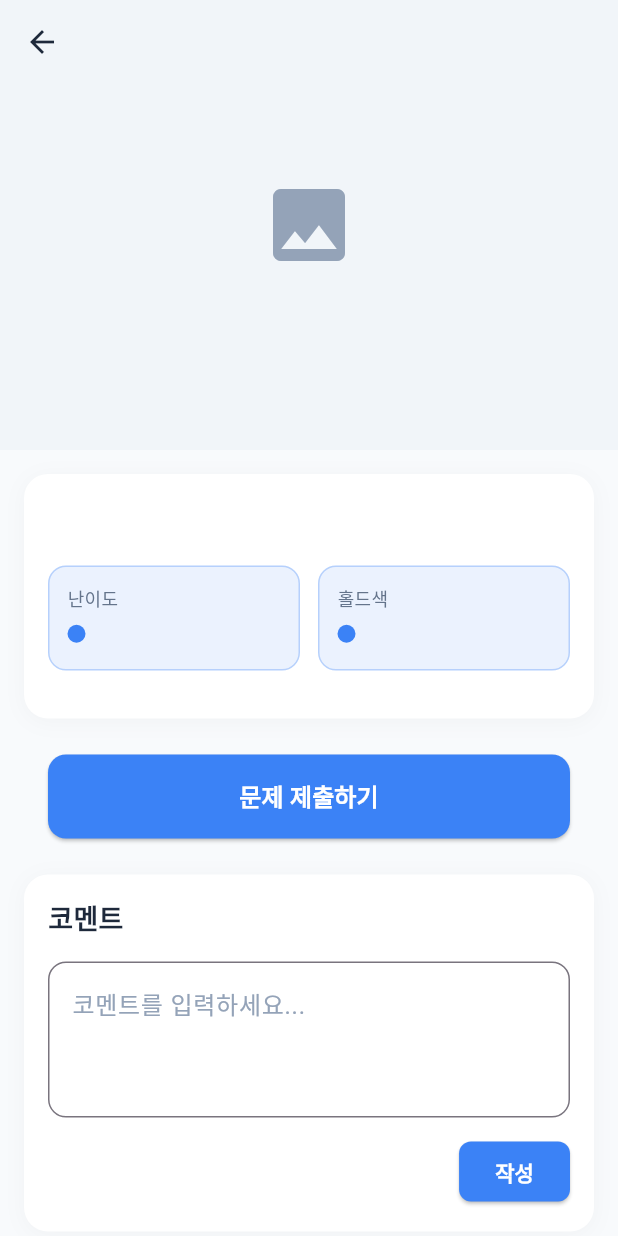
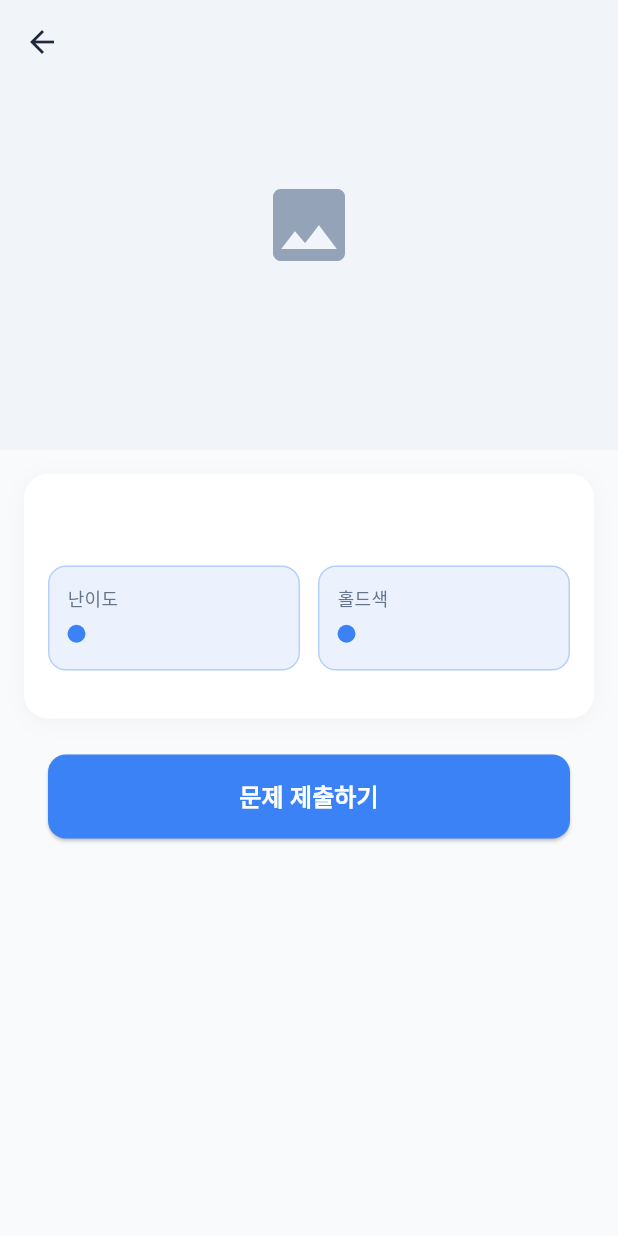
Before and after one commit to amsminn/ClimbX-FE, a Flutter app: the ProblemDetailPage screen opened directly with empty values, on a phone screen of 412 x 824 dp. Run offline on Flutter 3.47's test engine with Material 3 defaults, Android fonts, the phone set to English and light mode, and no system bars; our stand-ins replace dio, fl_chart, flutter_dotenv, flutter_hooks, flutter_image_compress, flutter_markdown and 9 more; missing offline and left inert: flutter_naver_map, fquery, kakao_flutter_sdk, light_compressor; accounts and stored records are empty.

Commit message:
[SWM-280] refact: comment out comment section in ProblemDetailPage

```diff
--- a/lib/src/screens/problem_detail_page.dart
+++ b/lib/src/screens/problem_detail_page.dart
@@ -21,7 +21,8 @@ class ProblemDetailPage extends StatefulWidget {
 }
 
 class _ProblemDetailPageState extends State<ProblemDetailPage> {
-  final TextEditingController _commentController = TextEditingController();
+  // 코멘트 기능 비활성화: 컨트롤러 주석 처리
+  // final TextEditingController _commentController = TextEditingController();
   String? _gymName; // 클라이밍장 이름 저장
 
   @override
@@ -32,7 +33,8 @@ class _ProblemDetailPageState extends State<ProblemDetailPage> {
 
   @override
   void dispose() {
-    _commentController.dispose();
+    // 코멘트 기능 비활성화
+    // _commentController.dispose();
     super.dispose();
   }
 
@@ -94,8 +96,8 @@ class _ProblemDetailPageState extends State<ProblemDetailPage> {
                   _buildSubmitButton(),
                   const SizedBox(height: 24),
 
-                  // 코멘트 섹션
-                  _buildCommentSection(),
+                  // 코멘트 섹션 (비활성화)
+                  // _buildCommentSection(),
                 ],
               ),
             ),
@@ -270,99 +272,79 @@ class _ProblemDetailPageState extends State<ProblemDetailPage> {
     );
   }
 
-  /// 코멘트 섹션 위젯
-  Widget _buildCommentSection() {
-    return Container(
-      padding: const EdgeInsets.all(16),
-      decoration: BoxDecoration(
-        color: AppColorSchemes.backgroundPrimary,
-        borderRadius: BorderRadius.circular(16),
-        boxShadow: AppColorSchemes.lightShadow,
-      ),
-      child: Column(
-        crossAxisAlignment: CrossAxisAlignment.start,
-        children: [
-          // 코멘트 제목
-          const Text(
-            '코멘트',
-            style: TextStyle(
-              fontSize: 18,
-              fontWeight: FontWeight.w600,
-              color: AppColorSchemes.textPrimary,
-            ),
-          ),
-          const SizedBox(height: 16),
+  // 코멘트 섹션 비활성화
+  // Widget _buildCommentSection() {
+  //   return Container(
+  //     padding: const EdgeInsets.all(16),
+  //     decoration: BoxDecoration(
+  //       color: AppColorSchemes.backgroundPrimary,
+  //       borderRadius: BorderRadius.circular(16),
+  //       boxShadow: AppColorSchemes.lightShadow,
+  //     ),
+  //     child: Column(
+  //       crossAxisAlignment: CrossAxisAlignment.start,
+  //       children: [
+  //         const Text('코멘트',
+  //           style: TextStyle(
+  //             fontSize: 18,
+  //             fontWeight: FontWeight.w600,
+  //             color: AppColorSchemes.textPrimary,
+  //           ),
+  //         ),
+  //         const SizedBox(height: 16),
+  //         TextField(
+  //           controller: _commentController,
+  //           maxLines: 3,
+  //           decoration: InputDecoration(
+  //             hintText: '코멘트를 입력하세요...',
+  //             hintStyle: const TextStyle(color: AppColorSchemes.textTertiary),
+  //             border: OutlineInputBorder(
+  //               borderRadius: BorderRadius.circular(12),
+  //               borderSide: const BorderSide(color: AppColorSchemes.borderPrimary),
+  //             ),
+  //             focusedBorder: OutlineInputBorder(
+  //               borderRadius: BorderRadius.circular(12),
+  //               borderSide: const BorderSide(color: AppColorSchemes.accentBlue),
+  //             ),
+  //           ),
+  //         ),
+  //         const SizedBox(height: 12),
+  //         Row(
+  //           mainAxisAlignment: MainAxisAlignment.end,
+  //           children: [
+  //             ElevatedButton(
+  //               onPressed: _submitComment,
+  //               style: ElevatedButton.styleFrom(
+  //                 backgroundColor: AppColorSchemes.accentBlue,
+  //                 shape: RoundedRectangleBorder(borderRadius: BorderRadius.circular(8)),
+  //               ),
+  //               child: const Text('작성',
+  //                 style: TextStyle(
+  //                   color: AppColorSchemes.backgroundPrimary,
+  //                   fontWeight: FontWeight.w600,
+  //                 ),
+  //               ),
+  //             ),
+  //           ],
+  //         ),
+  //       ],
+  //     ),
+  //   );
+  // }
 
-          // 코멘트 입력 필드
-          TextField(
-            controller: _commentController,
-            maxLines: 3,
-            decoration: InputDecoration(
-              hintText: '코멘트를 입력하세요...',
-              hintStyle: const TextStyle(
-                color: AppColorSchemes.textTertiary,
-              ),
-              border: OutlineInputBorder(
-                borderRadius: BorderRadius.circular(12),
-                borderSide: const BorderSide(
-                  color: AppColorSchemes.borderPrimary,
-                ),
-              ),
-              focusedBorder: OutlineInputBorder(
-                borderRadius: BorderRadius.circular(12),
-                borderSide: const BorderSide(
-                  color: AppColorSchemes.accentBlue,
-                ),
-              ),
-            ),
-          ),
-          const SizedBox(height: 12),
-
-          // 코멘트 작성 버튼
-          Row(
-            mainAxisAlignment: MainAxisAlignment.end,
-            children: [
-              ElevatedButton(
-                onPressed: () {
-                  // 코멘트 작성 로직
-                  _submitComment();
-                },
-                style: ElevatedButton.styleFrom(
-                  backgroundColor: AppColorSchemes.accentBlue,
-                  shape: RoundedRectangleBorder(
-                    borderRadius: BorderRadius.circular(8),
-                  ),
-                ),
-                child: const Text(
-                  '작성',
-                  style: TextStyle(
-                    color: AppColorSchemes.backgroundPrimary,
-                    fontWeight: FontWeight.w600,
-                  ),
-                ),
-              ),
-            ],
-          ),
-        ],
-      ),
-    );
-  }
-
-  /// 코멘트 제출
-  void _submitComment() {
-    if (_commentController.text.trim().isEmpty) {
-      ScaffoldMessenger.of(context).showSnackBar(
-        const SnackBar(content: Text('코멘트를 입력해주세요.')),
-      );
-      return;
-    }
-
-    // 코멘트 제출 로직 구현
-    ScaffoldMessenger.of(context).showSnackBar(
-      const SnackBar(content: Text('코멘트가 작성되었습니다!')),
-    );
-    _commentController.clear();
-  }
+  // 코멘트 제출 비활성화
+  // void _submitComment() {
+  //   if (_commentController.text.trim().isEmpty) {
+  //     ScaffoldMessenger.of(context).showSnackBar(
+  //       const SnackBar(content: Text('코멘트를 입력해주세요.')),
+  //     );
+  //     return;
+  //   }
+  //   ScaffoldMessenger.of(context).showSnackBar(
+  //     const SnackBar(content: Text('코멘트가 작성되었습니다!')),
+  //   );
+  //   _commentController.clear();
+  // }
 
   // 색상 계산은 ColorCodes에서 처리함
 }
```
